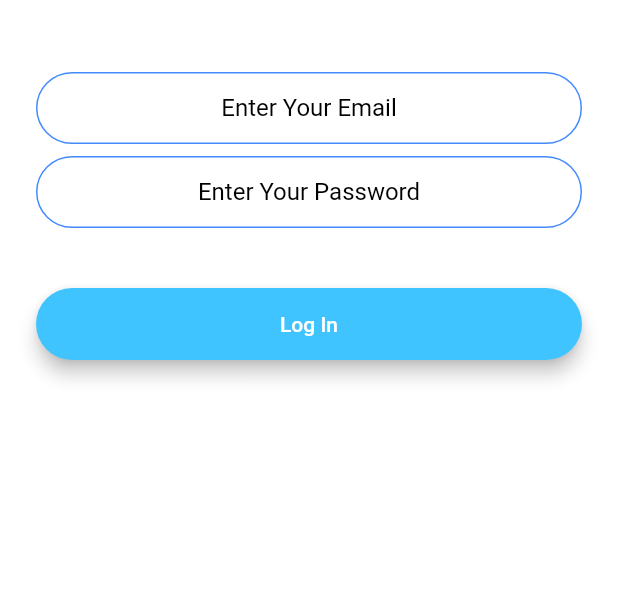
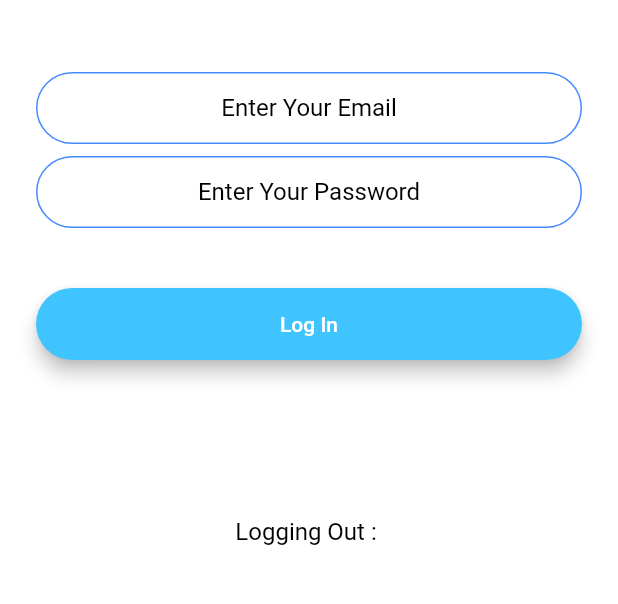
Before and after one commit to Mubanga/FlutterDev-9-Flash-Chat, a Flutter app: the ChatScreen screen opened by its route, after a tap on the "close" icon, on a phone screen of 412 x 824 dp, the part 576-1180 px from its top. Run offline on Flutter 3.47's test engine with Material 2 defaults, Android fonts, the phone set to English and light mode, and no system bars; our stand-ins replace animated_text_kit, cloud_firestore, firebase_auth, fluttertoast, oktoast; accounts and stored records are empty.

Commit message:
Flash-Chat Messages Displaying An Being Updated In Realtime (Streambuilder).

```diff
--- a/lib/screens/chat_screen.dart
+++ b/lib/screens/chat_screen.dart
@@ -71,17 +71,58 @@ class _ChatScreenState extends State<ChatScreen> {
     getCurrentUser();
   }
 
+  void getMessages() async {
+    final Messages = _firestore.collection("messages").snapshots();
+    await for (var Message in Messages) {
+      print("Message: $Message");
+    }
+  }
+
+  StreamBuilder<QuerySnapshot> _buildMessageList() {
+    return StreamBuilder(
+      stream: _firestore.collection("messages").snapshots(),
+      builder: (context, AsyncSnapshot<QuerySnapshot> snapshot) {
+        if (snapshot.hasData) {
+          List<Text> textMessages = List<Text>();
+          final messageList = snapshot.data.documents;
+          for (var message in messageList) {
+            final senderEmail = message.data['sender'];
+            final senderMessage = message.data['text'];
+            Text textMessage = Text("$senderEmail : $senderMessage");
+            textMessages.add(textMessage);
+          }
+          return Column(
+            children: textMessages,
+          );
+        }
+        return Text("No Messages");
+      },
+    );
+  }
+
   @override
   Widget build(BuildContext context) {
     return Scaffold(
       appBar: AppBar(
         leading: null,
         actions: <Widget>[
+          /**
+           * Sign Out
+           */
           IconButton(
               icon: Icon(Icons.close),
               onPressed: () {
                 _auth.signOut();
                 Navigator.pushReplacementNamed(context, LoginScreen.route);
+
+                Fluttertoast.showToast(
+                    msg: "Logging Out : ${_LoggedInUser.email}",
+                    toastLength: Toast.LENGTH_SHORT,
+                    gravity: ToastGravity.BOTTOM,
+                    timeInSecForIos: 1,
+                    backgroundColor: Colors.white,
+                    textColor: Colors.black,
+                    fontSize: 16.0);
                 //Implement logout functionality
               }),
         ],
@@ -93,6 +134,13 @@ class _ChatScreenState extends State<ChatScreen> {
           mainAxisAlignment: MainAxisAlignment.spaceBetween,
           crossAxisAlignment: CrossAxisAlignment.stretch,
           children: <Widget>[
+            /**
+             * Build Sent Messages
+             */
+            _buildMessageList(),
+            /**
+             * Type message here
+             */
             Container(
               decoration: kMessageContainerDecoration,
               child: Row(
```
